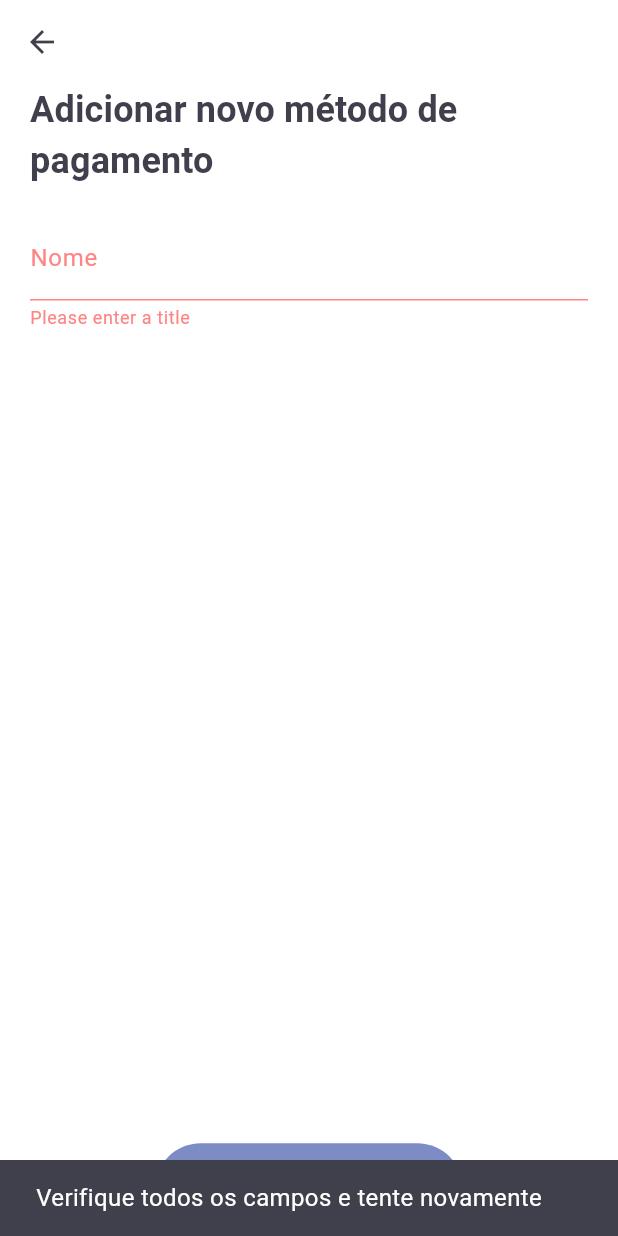
After one commit to gabrielschorsch/balance, a Flutter app: the AddPaymentMethod screen opened directly, after a tap on "Adicionar", on a phone screen of 412 x 824 dp. The commit adds this screen. Run offline on Flutter 3.47's test engine with Material 2 defaults, Android fonts, the phone set to English and light mode, and no system bars; our stand-ins replace fl_chart, google_fonts; Roboto replaces fonts that are missing (Kanit).

Commit message:
feat: added page

```diff
--- a/lib/components/button.dart
+++ b/lib/components/button.dart
@@ -32,7 +32,7 @@ class Button extends StatelessWidget {
       },
       child: Container(
         width: MediaQuery.of(context).size.width * .5,
-        height: MediaQuery.of(context).size.height * .1,
+        height: MediaQuery.of(context).size.height * .075,
         decoration: BoxDecoration(
           color: Theme.of(context).colorScheme.primary,
           borderRadius: BorderRadius.circular(40),
--- a/lib/main.dart
+++ b/lib/main.dart
@@ -1,5 +1,6 @@
 import 'package:app/controllers/category_controller.dart';
 import 'package:app/controllers/expense_controller.dart';
+import 'package:app/controllers/payment_method_controller.dart';
 import 'package:app/pages/login_page.dart';
 import 'package:flutter/material.dart';
 import 'package:google_fonts/google_fonts.dart';
@@ -66,6 +67,9 @@ class MyApp extends StatelessWidget {
         ChangeNotifierProvider<ExpenseController>(
           create: (context) => ExpenseController(),
         ),
+        ChangeNotifierProvider<PaymentMethodController>(
+          create: (context) => PaymentMethodController(),
+        ),
       ],
       child: MaterialApp(
         title: 'Flutter Demo',
--- /dev/null
+++ b/lib/pages/add_payment_method.dart
@@ -0,0 +1,83 @@
+import 'package:app/components/button.dart';
+import 'package:app/controllers/payment_method_controller.dart';
+import 'package:app/domains/payment_method.dart';
+import 'package:flutter/material.dart';
+import 'package:provider/provider.dart';
+
+class AddPaymentMethod extends StatefulWidget {
+  const AddPaymentMethod({super.key});
+
+  @override
+  State<AddPaymentMethod> createState() => _AddPaymentMethodState();
+}
+
+class _AddPaymentMethodState extends State<AddPaymentMethod> {
+  @override
+  Widget build(BuildContext context) {
+    final GlobalKey<FormState> formKey = GlobalKey<FormState>();
+    final TextEditingController nameController = TextEditingController();
+
+    final controller = context.watch<PaymentMethodController>();
+
+    return Scaffold(
+      resizeToAvoidBottomInset: false,
+      appBar: AppBar(),
+      body: Padding(
+        padding: const EdgeInsets.symmetric(horizontal: 20),
+        child: Column(
+          mainAxisSize: MainAxisSize.max,
+          children: [
+            Expanded(
+              flex: 1,
+              child: Text(
+                "Adicionar novo método de pagamento",
+                style: Theme.of(context).textTheme.titleSmall!,
+              ),
+            ),
+            Expanded(
+              flex: 7,
+              child: Form(
+                key: formKey,
+                child: Column(
+                  children: [
+                    TextFormField(
+                      controller: nameController,
+                      decoration: const InputDecoration(
+                        labelText: 'Nome',
+                      ),
+                      validator: (value) {
+                        if (value == null || value.isEmpty) {
+                          return 'Please enter a title';
+                        }
+                        return null;
+                      },
+                    )
+                  ],
+                ),
+              ),
+            ),
+            Button(
+                // formKey: _formKey,
+                title: "Adicionar",
+                onFormErrorMessage:
+                    "Verifique todos os campos e tente novamente",
+                formKey: formKey,
+                onPressed: () async {
+                  if (!formKey.currentState!.validate()) {
+                    return;
+                  }
+
+                  await controller
+                      .addPaymentMethod(PaymentMethod(
+                        name: nameController.value.text,
+                      ))
+                      .then(
+                        (value) => Navigator.of(context).pop(),
+                      );
+                }),
+          ],
+        ),
+      ),
+    );
+  }
+}
```
Also changed, not shown: lib/controllers/payment_method_controller.dart (+5 -8 lines), lib/pages/starting_page.dart (+13 -12 lines).
